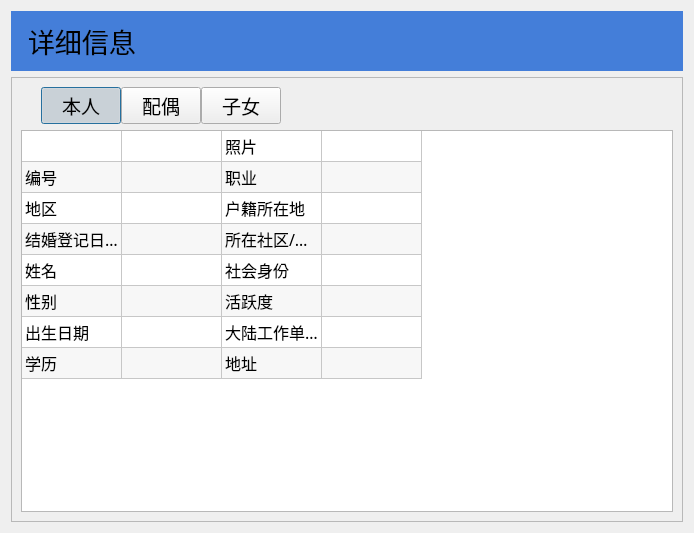
This is ui/widgets/subpages/Page1_1/detailPage/dialog.ui in ArcherLuo233/election-s-prediction as Qt 5 draws it before an edit. The edited form follows.
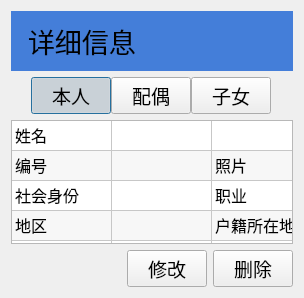
This is the edited form.

Commit message: 修改ui样式

What changed in the file:
```diff
--- a/ui/widgets/subpages/Page1_1/detailPage/dialog.ui
+++ b/ui/widgets/subpages/Page1_1/detailPage/dialog.ui
@@ -6,8 +6,8 @@
    <rect>
     <x>0</x>
     <y>0</y>
-    <width>694</width>
-    <height>533</height>
+    <width>304</width>
+    <height>298</height>
    </rect>
   </property>
   <property name="font">
@@ -21,6 +21,39 @@
   </property>
   <layout class="QVBoxLayout" name="verticalLayout">
    <item>
+    <widget class="QScrollArea" name="scrollArea">
+     <property name="frameShape">
+      <enum>QFrame::NoFrame</enum>
+     </property>
+     <property name="widgetResizable">
+      <bool>true</bool>
+     </property>
+     <property name="alignment">
+      <set>Qt::AlignLeading|Qt::AlignLeft|Qt::AlignTop</set>
+     </property>
+     <widget class="QWidget" name="scrollAreaWidgetContents">
+      <property name="geometry">
+       <rect>
+        <x>0</x>
+        <y>0</y>
+        <width>286</width>
+        <height>280</height>
+       </rect>
+      </property>
+      <layout class="QVBoxLayout" name="verticalLayout_2">
+       <property name="leftMargin">
+        <number>0</number>
+       </property>
+       <property name="topMargin">
+        <number>0</number>
+       </property>
+       <property name="rightMargin">
+        <number>0</number>
+       </property>
+       <property name="bottomMargin">
+        <number>0</number>
+       </property>
+       <item>
     <widget class="QLabel" name="label">
      <property name="font">
       <font>
@@ -38,15 +71,6 @@
     </widget>
    </item>
    <item>
-    <widget class="QFrame" name="frame">
-     <property name="frameShape">
-      <enum>QFrame::StyledPanel</enum>
-     </property>
-     <property name="frameShadow">
-      <enum>QFrame::Plain</enum>
-     </property>
-     <layout class="QVBoxLayout" name="verticalLayout_2">
-      <item>
        <layout class="QHBoxLayout" name="horizontalLayout">
         <property name="spacing">
          <number>0</number>
@@ -194,89 +218,169 @@
           <string>New Column</string>
          </property>
         </column>
-        <item row="0" column="2">
+         <item row="0" column="0">
          <property name="text">
-          <string>照片</string>
+           <string>姓名</string>
+          </property>
+          <property name="flags">
+           <set>NoItemFlags</set>
          </property>
         </item>
         <item row="1" column="0">
          <property name="text">
           <string>编号</string>
          </property>
-        </item>
-        <item row="1" column="1">
-         <property name="text">
-          <string/>
+          <property name="flags">
+           <set>NoItemFlags</set>
          </property>
         </item>
         <item row="1" column="2">
          <property name="text">
-          <string>职业</string>
+           <string>照片</string>
          </property>
         </item>
         <item row="2" column="0">
          <property name="text">
-          <string>地区</string>
+           <string>社会身份</string>
+          </property>
+          <property name="flags">
+           <set>NoItemFlags</set>
+          </property>
+         </item>
+         <item row="2" column="1">
+          <property name="text">
+           <string/>
          </property>
         </item>
         <item row="2" column="2">
          <property name="text">
-          <string>户籍所在地</string>
+           <string>职业</string>
+          </property>
+          <property name="flags">
+           <set>NoItemFlags</set>
          </property>
         </item>
         <item row="3" column="0">
          <property name="text">
-          <string>结婚登记日期</string>
+           <string>地区</string>
+          </property>
+          <property name="flags">
+           <set>NoItemFlags</set>
          </property>
         </item>
         <item row="3" column="2">
          <property name="text">
-          <string>所在社区/镇村</string>
+           <string>户籍所在地</string>
+          </property>
+          <property name="flags">
+           <set>NoItemFlags</set>
          </property>
         </item>
         <item row="4" column="0">
          <property name="text">
-          <string>姓名</string>
+           <string>结婚登记日期</string>
+          </property>
+          <property name="flags">
+           <set>NoItemFlags</set>
          </property>
         </item>
         <item row="4" column="2">
          <property name="text">
-          <string>社会身份</string>
+           <string>所在社区/镇村</string>
+          </property>
+          <property name="flags">
+           <set>NoItemFlags</set>
          </property>
         </item>
         <item row="5" column="0">
          <property name="text">
           <string>性别</string>
          </property>
+          <property name="flags">
+           <set>NoItemFlags</set>
+          </property>
         </item>
         <item row="5" column="2">
          <property name="text">
           <string>活跃度</string>
          </property>
+          <property name="flags">
+           <set>NoItemFlags</set>
+          </property>
         </item>
         <item row="6" column="0">
          <property name="text">
           <string>出生日期</string>
          </property>
+          <property name="flags">
+           <set>NoItemFlags</set>
+          </property>
         </item>
         <item row="6" column="2">
          <property name="text">
           <string>大陆工作单位</string>
          </property>
+          <property name="flags">
+           <set>NoItemFlags</set>
+          </property>
         </item>
         <item row="7" column="0">
          <property name="text">
           <string>学历</string>
          </property>
+          <property name="flags">
+           <set>NoItemFlags</set>
+          </property>
         </item>
         <item row="7" column="2">
          <property name="text">
           <string>地址</string>
          </property>
+          <property name="flags">
+           <set>NoItemFlags</set>
+          </property>
         </item>
        </widget>
       </item>
-     </layout>
+       <item>
+        <layout class="QHBoxLayout" name="horizontalLayout_2">
+         <item>
+          <spacer name="horizontalSpacer_2">
+           <property name="orientation">
+            <enum>Qt::Horizontal</enum>
+           </property>
+           <property name="sizeHint" stdset="0">
+            <size>
+             <width>40</width>
+             <height>20</height>
+            </size>
+           </property>
+          </spacer>
+         </item>
+         <item>
+          <widget class="QPushButton" name="pushButton">
+           <property name="cursor">
+            <cursorShape>PointingHandCursor</cursorShape>
+           </property>
+           <property name="text">
+            <string>修改</string>
+           </property>
+          </widget>
+         </item>
+         <item>
+          <widget class="QPushButton" name="pushButton_2">
+           <property name="cursor">
+            <cursorShape>PointingHandCursor</cursorShape>
+           </property>
+           <property name="text">
+            <string>删除</string>
+           </property>
+          </widget>
+         </item>
+        </layout>
+       </item>
+      </layout>
+     </widget>
     </widget>
    </item>
   </layout>
```
Lines whose indentation alone changed are shown as unchanged. The commit also changes 15 other files.
